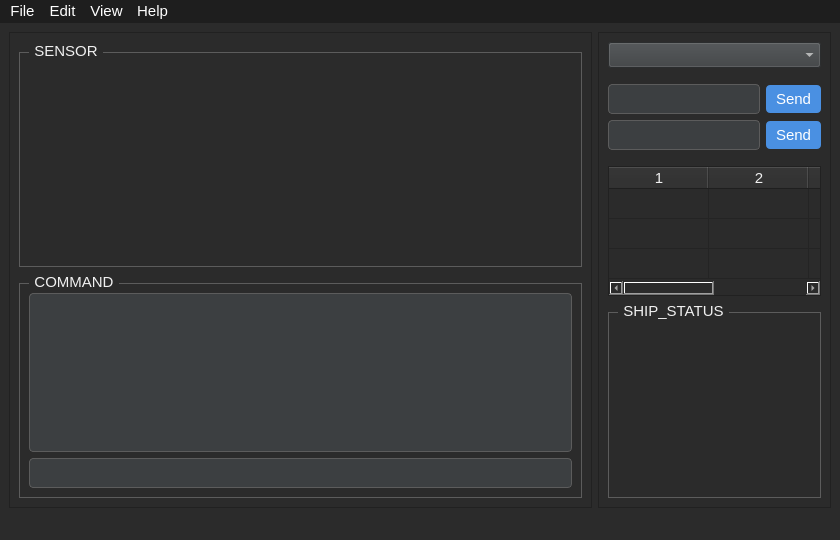
Qt form gui/control_ui.ui (yesorn0/Container_Management) before a commit.
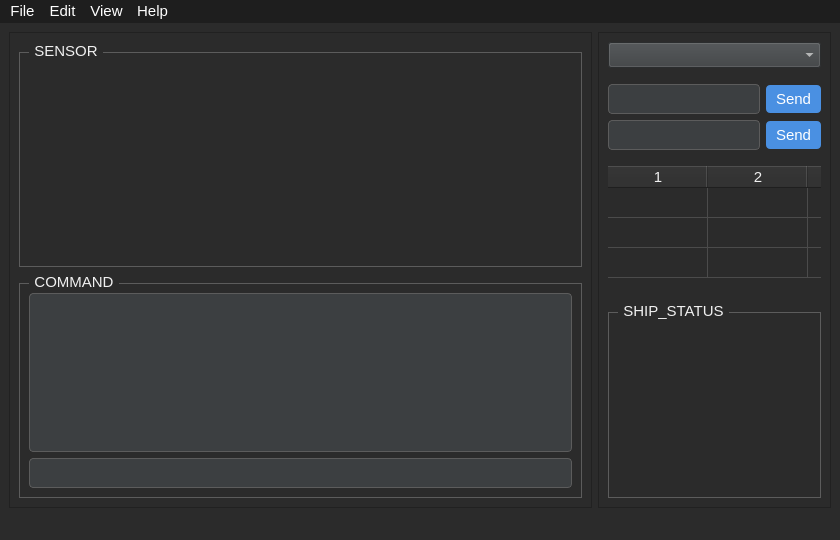
The same form after that commit.

```diff
--- a/gui/control_ui.ui
+++ b/gui/control_ui.ui
@@ -55,6 +55,17 @@
     padding: 0 3px 0 3px;
 }
 
+QTableWidget {
+	background-color: #2b2b2b;
+	color: #f0f0f0;
+	border: none;
+	gridline-color: #4b4b4b;
+}
+
+QTableWidget::item {
+    border: 0.1px solid #888888;
+}
+
 QMenuBar {
     background-color: #1e1e1e;
     color: #ffffff;
@@ -191,6 +202,12 @@
        </item>
        <item>
         <widget class="QTableWidget" name="threshold_table">
+         <property name="verticalScrollBarPolicy">
+          <enum>Qt::ScrollBarAlwaysOff</enum>
+         </property>
+         <property name="horizontalScrollBarPolicy">
+          <enum>Qt::ScrollBarAlwaysOff</enum>
+         </property>
          <property name="rowCount">
           <number>3</number>
          </property>
```
Left out of the diff: 25 changed lines with no effect on the pictures.
